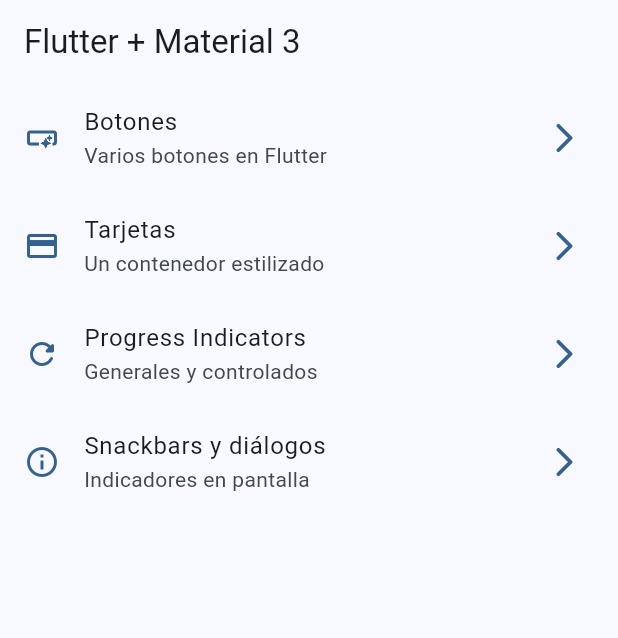
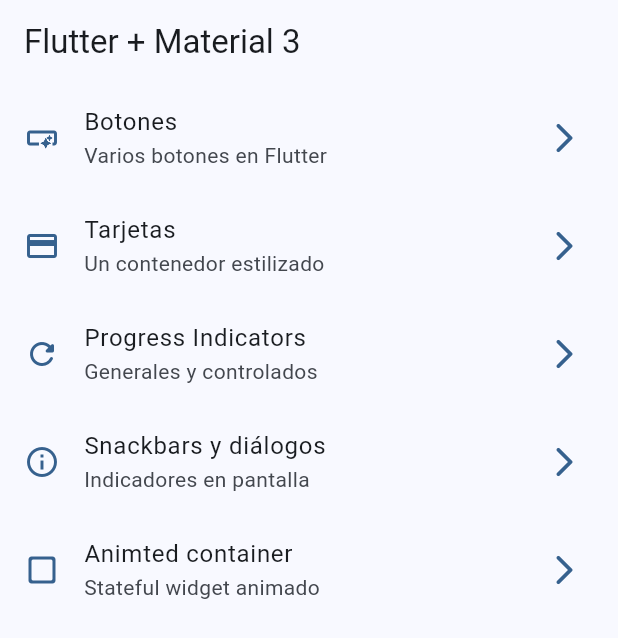
Before and after one commit to anfeespi/WidgetsApp, a Flutter app: the screen it shows after launch, on a phone screen of 412 x 824 dp. Shown: the top 638 px of the screen. Run offline on Flutter 3.47's test engine with Material 3 defaults, Android fonts, the phone set to English and light mode, and no system bars; our stand-ins replace go_router.

Commit message:
Animated container terminado

```diff
--- a/lib/config/menu/menu_items.dart
+++ b/lib/config/menu/menu_items.dart
@@ -39,5 +39,11 @@ const appMenuItems = <MenuItem>[
       subtitle: "Indicadores en pantalla",
       link: "/snackbars",
       icon: Icons.info_outline
+  ),
+  MenuItem(
+      title: "Animted container",
+      subtitle: "Stateful widget animado",
+      link: "/animated",
+      icon: Icons.check_box_outline_blank_rounded
   )
 ];
--- a/lib/config/router/app_router.dart
+++ b/lib/config/router/app_router.dart
@@ -33,5 +33,11 @@ final appRouter = GoRouter(
         name: SnackbarScreen.name,
         builder: (context, state) => const SnackbarScreen()
     ),
+
+    GoRoute(
+        path: "/animated",
+        name: AnimatedScreen.name,
+        builder: (context, state) => const AnimatedScreen()
+    ),
   ],
 );
```
Also changed, not shown: lib/presentation/screens/animated/animated_screen.dart (+46 -2 lines).
